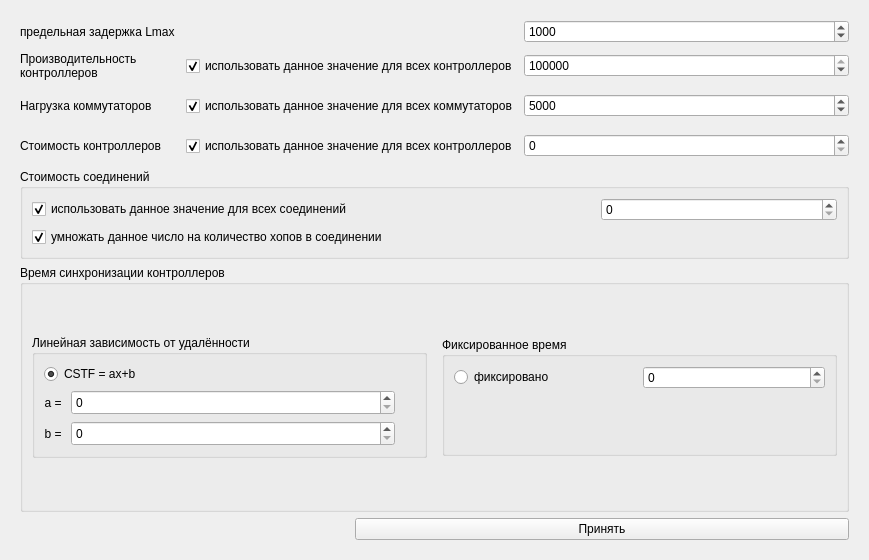
Old version of the form cppparameters.ui in the repository demonsmd/CPPSolver.
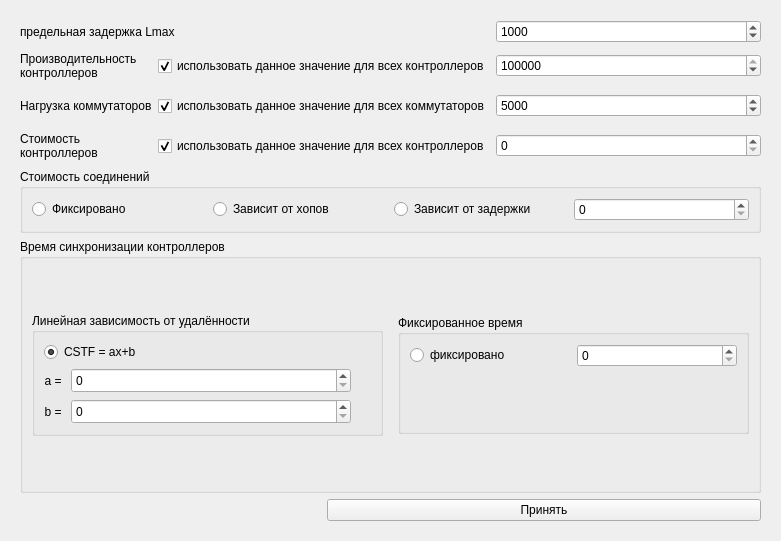
New version of the form.

Commit message: Добавлена функциональность параметров алгоритма Исправлен баг в подсчёте стоимости управляющих соединений

What changed in the file:
```diff
--- a/cppparameters.ui
+++ b/cppparameters.ui
@@ -6,8 +6,8 @@
    <rect>
     <x>0</x>
     <y>0</y>
-    <width>869</width>
-    <height>560</height>
+    <width>781</width>
+    <height>541</height>
    </rect>
   </property>
   <property name="windowTitle">
@@ -380,36 +380,43 @@
            <string>Стоимость соединений</string>
           </property>
           <layout class="QGridLayout" name="gridLayout_2">
-           <item row="0" column="0">
-            <widget class="QCheckBox" name="ConnectionCostCheckBox">
-             <property name="toolTip">
-              <string>&lt;html&gt;&lt;head/&gt;&lt;body&gt;&lt;p&gt;Если активировано, то для всех соединений коммутаторов с управляющими контроллерами будет установлено данное значение стоимости.&lt;/p&gt;&lt;p&gt;Иначе данное значение будет установлено только для тех соединений, для которых не будет найдено значение производительности в файле топологии.&lt;/p&gt;&lt;/body&gt;&lt;/html&gt;</string>
-             </property>
-             <property name="text">
-              <string>использовать данное значение для всех соединений</string>
-             </property>
-             <property name="checked">
-              <bool>true</bool>
-             </property>
-            </widget>
-           </item>
-           <item row="1" column="0" colspan="2">
-            <widget class="QCheckBox" name="HopsCheckBox">
-             <property name="toolTip">
-              <string>&lt;html&gt;&lt;head/&gt;&lt;body&gt;&lt;p&gt;Если выделено, то значение стоимости умножается на количество хопов между узлами&lt;/p&gt;&lt;/body&gt;&lt;/html&gt;</string>
-             </property>
-             <property name="text">
-              <string>умножать данное число на количество хопов в соединении</string>
-             </property>
-             <property name="checked">
-              <bool>true</bool>
-             </property>
-            </widget>
-           </item>
            <item row="0" column="2">
-            <widget class="QSpinBox" name="ConnectionCostSpinBox">
+            <widget class="QRadioButton" name="LatDepConCostRB">
+             <property name="toolTip">
+              <string>&lt;html&gt;&lt;head/&gt;&lt;body&gt;&lt;p&gt;В качестве метрики стоимости брать задержку между коммутатором и контроллером делённое на данное значение&lt;/p&gt;&lt;/body&gt;&lt;/html&gt;</string>
+             </property>
+             <property name="text">
+              <string>Зависит от задержки</string>
+             </property>
+            </widget>
+           </item>
+           <item row="0" column="1">
+            <widget class="QRadioButton" name="HopsDepConCostRB">
+             <property name="toolTip">
+              <string>&lt;html&gt;&lt;head/&gt;&lt;body&gt;&lt;p&gt;В качестве метрики стоимости брать количество хопов между контроллером и коммутатором умноженное на данное значение&lt;/p&gt;&lt;/body&gt;&lt;/html&gt;</string>
+             </property>
+             <property name="text">
+              <string>Зависит от хопов</string>
+             </property>
+            </widget>
+           </item>
+           <item row="0" column="0">
+            <widget class="QRadioButton" name="FixedConCostRB">
+             <property name="toolTip">
+              <string>&lt;html&gt;&lt;head/&gt;&lt;body&gt;&lt;p&gt;Использовать данное значение стоимости для всех соединений&lt;/p&gt;&lt;/body&gt;&lt;/html&gt;</string>
+             </property>
+             <property name="whatsThis">
+              <string>&lt;html&gt;&lt;head/&gt;&lt;body&gt;&lt;p&gt;&lt;br/&gt;&lt;/p&gt;&lt;/body&gt;&lt;/html&gt;</string>
+             </property>
+             <property name="text">
+              <string>Фиксировано</string>
+             </property>
+            </widget>
+           </item>
+           <item row="0" column="3">
+            <widget class="QSpinBox" name="ConCostSB">
              <property name="maximum">
-              <number>16777215</number>
+              <number>40000</number>
              </property>
             </widget>
            </item>
```
The commit also changes 8 other files.
